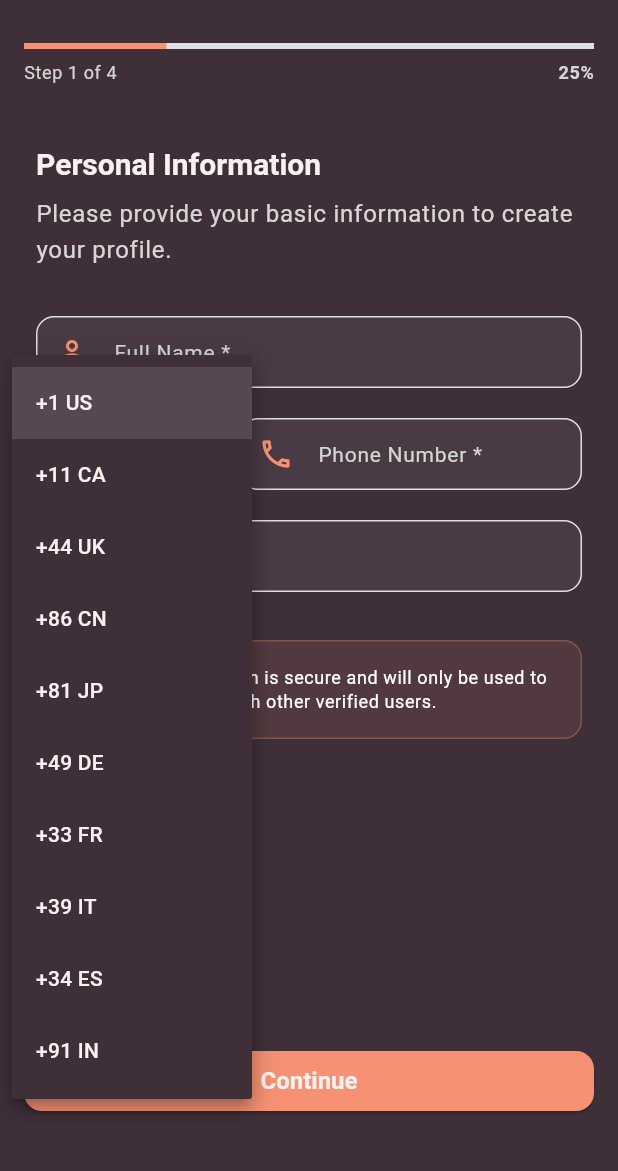
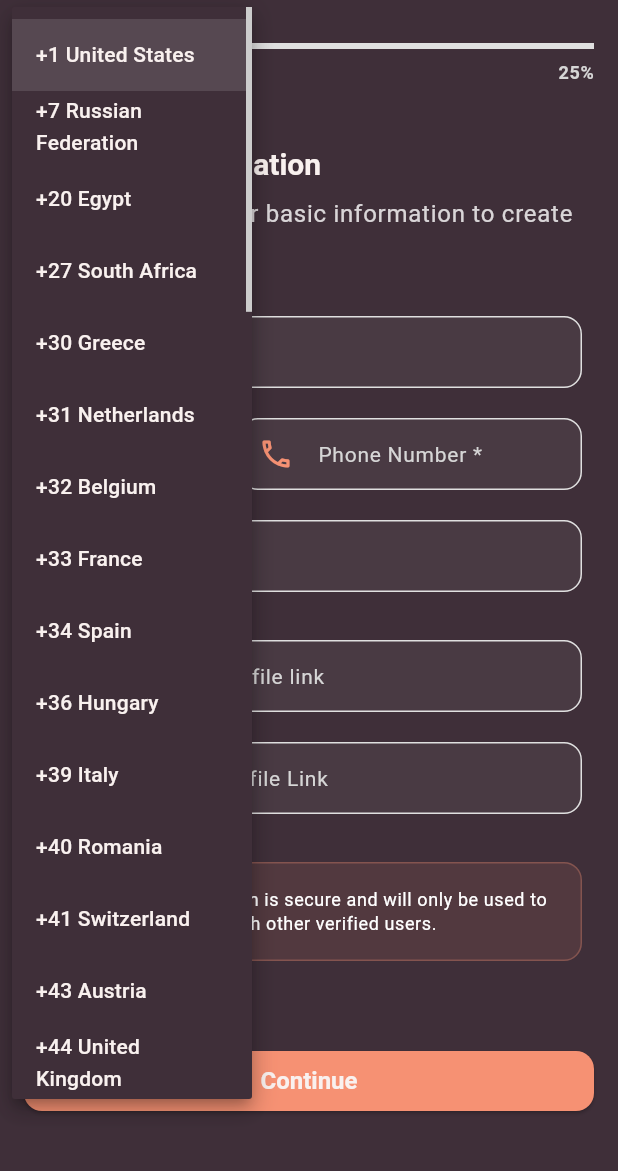
Before and after one commit to Sabari-nath-p/moms-milk-user, a Flutter app: the OnboardingScreen screen opened directly with empty values, after a tap on "Code", on a phone screen of 412 x 824 dp, the part 65-1236 px from its top. Run offline on Flutter 3.47's test engine with Material 3 defaults, Android fonts, the phone set to English and light mode, and no system bars; our stand-ins replace date_picker_timeline, firebase_core, firebase_messaging, fl_chart, get, shared_preferences and 1 more; missing offline and left inert: gauge_chart, linked_scroll_controller; accounts and stored records are empty; network calls fail; Roboto replaces fonts that are missing (Poppins).

Commit message:
release version 1.0.1

```diff
--- a/lib/Screens/HomeScreen/Controller/HomeController.dart
+++ b/lib/Screens/HomeScreen/Controller/HomeController.dart
@@ -33,6 +33,7 @@ class Homecontroller extends GetxController {
       method: Api.GET,
       onSuccess: (body) {
         myBabies.clear();
+        print(body.data);
         for (var data in body.data) {
           myBabies.add(BabyModel.fromJson(data));
         }
--- a/lib/Screens/OnboardingScreen/Controller/OnboardingController.dart
+++ b/lib/Screens/OnboardingScreen/Controller/OnboardingController.dart
@@ -47,6 +47,8 @@ class Onboardingcontroller extends GetxController {
   final emailController = TextEditingController();
   final phoneController = TextEditingController();
   final zipCodeController = TextEditingController();
+  final facebookLinkController = TextEditingController();
+  final instagramLinkController = TextEditingController();
   DateTime? babyDeliveryDate = null;
   String selectedCountryCode = "";
   UserType userType = UserType.buyer;
@@ -95,16 +97,60 @@ class Onboardingcontroller extends GetxController {
   }
 
   final List<Map<String, String>> countryCodes = [
-    {'code': '+1', 'country': 'US'},
-    {'code': '+11', 'country': 'CA'},
-    {'code': '+44', 'country': 'UK'},
-    {'code': '+86', 'country': 'CN'},
-    {'code': '+81', 'country': 'JP'},
-    {'code': '+49', 'country': 'DE'},
-    {'code': '+33', 'country': 'FR'},
-    {'code': '+39', 'country': 'IT'},
-    {'code': '+34', 'country': 'ES'},
-    {'code': '+91', 'country': 'IN'},
+    {"code": "+1", "country": "United States"},
+    {"code": "+7", "country": "Russian Federation"},
+    {"code": "+20", "country": "Egypt"},
+    {"code": "+27", "country": "South Africa"},
+    {"code": "+30", "country": "Greece"},
+    {"code": "+31", "country": "Netherlands"},
+    {"code": "+32", "country": "Belgium"},
+    {"code": "+33", "country": "France"},
+    {"code": "+34", "country": "Spain"},
+    {"code": "+36", "country": "Hungary"},
+    {"code": "+39", "country": "Italy"},
+    {"code": "+40", "country": "Romania"},
+    {"code": "+41", "country": "Switzerland"},
+    {"code": "+43", "country": "Austria"},
+    {"code": "+44", "country": "United Kingdom"},
+    {"code": "+45", "country": "Denmark"},
+    {"code": "+46", "country": "Sweden"},
+    {"code": "+47", "country": "Norway"},
+    {"code": "+48", "country": "Poland"},
+    {"code": "+49", "country": "Germany"},
+    {"code": "+51", "country": "Peru"},
+    {"code": "+52", "country": "Mexico"},
+    {"code": "+55", "country": "Brazil"},
+    {"code": "+60", "country": "Malaysia"},
+    {"code": "+61", "country": "Australia"},
+    {"code": "+62", "country": "Indonesia"},
+    {"code": "+63", "country": "Philippines"},
+    {"code": "+64", "country": "New Zealand"},
+    {"code": "+65", "country": "Singapore"},
+    {"code": "+66", "country": "Thailand"},
+    {"code": "+81", "country": "Japan"},
+    {"code": "+82", "country": "Korea, Republic of"},
+    {"code": "+84", "country": "Vietnam"},
+    {"code": "+86", "country": "China"},
+    {"code": "+90", "country": "Turkey"},
+    {"code": "+91", "country": "India"},
+    {"code": "+92", "country": "Pakistan"},
+    {"code": "+94", "country": "Sri Lanka"},
+    {"code": "+98", "country": "Iran"},
+    {"code": "+211", "country": "South Sudan"},
+    {"code": "+212", "country": "Morocco"},
+    {"code": "+213", "country": "Algeria"},
+    {"code": "+216", "country": "Tunisia"},
+    {"code": "+218", "country": "Libya"},
+    {"code": "+254", "country": "Kenya"},
+    {"code": "+255", "country": "Tanzania"},
+    {"code": "+256", "country": "Uganda"},
+    {"code": "+260", "country": "Zambia"},
+    {"code": "+263", "country": "Zimbabwe"},
+    {"code": "+265", "country": "Malawi"},
+    {"code": "+266", "country": "Lesotho"},
+    {"code": "+267", "country": "Botswana"},
+    {"code": "+268", "country": "Eswatini"},
+    {"code": "+269", "country": "Comoros"},
   ];
 
   void createUser() async {
@@ -120,6 +166,8 @@ class Onboardingcontroller extends GetxController {
         'zipcode': zipCodeController.text,
         'userType': userType.name.toUpperCase(),
         'description': '',
+        'instagramLink': instagramLinkController.text.trim(),
+        'facebookLink': facebookLinkController.text.trim(),
         'bloodGroup': '', //getBloodGroupText(seletecBloodGroup!!),
         if (userType == UserType.donor)
           'babyDeliveryDate': babyDeliveryDate!.toUtc().toString(),
@@ -235,19 +283,19 @@ class Onboardingcontroller extends GetxController {
 
   bool validateDonorDetails() {
     // Validate blood group selection
-    if (seletecBloodGroup == null) {
-      Get.snackbar('Validation Error', 'Please select your blood group');
-      return false;
-    }
+    // if (seletecBloodGroup == null) {
+    //   Get.snackbar('Validation Error', 'Please select your blood group');
+    //   return false;
+    // }
 
     // Validate donor qualities (at least one should be selected)
-    if (selectedQualities.isEmpty) {
-      Get.snackbar(
-        'Validation Error',
-        'Please select at least one donor quality',
-      );
-      return false;
-    }
+    // if (selectedQualities.isEmpty) {
+    //   Get.snackbar(
+    //     'Validation Error',
+    //     'Please select at least one donor quality',
+    //   );
+    //   return false;
+    // }
 
     // All donor validations passed
     return true;
--- a/lib/Screens/OnboardingScreen/Views/DonarDetailsStep.dart
+++ b/lib/Screens/OnboardingScreen/Views/DonarDetailsStep.dart
@@ -138,8 +138,8 @@ class DonarDetailsStep extends StatelessWidget {
                           getDonorQualityText(quality),
                           style: TextStyle(color: Colors.white),
                         ),
-                        subtitle: _getQualityDescription(quality),
 
+                        //   subtitle: _getQualityDescription(quality),
                         value: isSelected,
                         onChanged: (selected) {
                           if (selected ?? false)
--- a/lib/Screens/OnboardingScreen/Views/UserDetailsEntryView.dart
+++ b/lib/Screens/OnboardingScreen/Views/UserDetailsEntryView.dart
@@ -206,6 +206,63 @@ class UserDetailsStep extends StatelessWidget {
 
               const SizedBox(height: 32),
 
+              TextField(
+                controller: controller.facebookLinkController,
+                textInputAction: TextInputAction.next,
+                style: const TextStyle(fontSize: 16),
+                decoration: InputDecoration(
+                  labelText: 'Facebook Profile link',
+                  hintText: 'Enter your facebook profile link',
+                  prefixIcon: const Icon(Icons.person_outline),
+                  border: OutlineInputBorder(
+                    borderRadius: BorderRadius.circular(12),
+                  ),
+                  enabledBorder: OutlineInputBorder(
+                    borderRadius: BorderRadius.circular(12),
+                    borderSide: BorderSide(color: Colors.grey[300]!),
+                  ),
+                  focusedBorder: OutlineInputBorder(
+                    borderRadius: BorderRadius.circular(12),
+                    borderSide: BorderSide(
+                      color: Theme.of(context).colorScheme.primary,
+                      width: 2,
+                    ),
+                  ),
+                ),
+                // onChanged: (value) => controller.name.value = value,
+              ),
+
+              const SizedBox(height: 20),
+
+              TextField(
+                controller: controller.instagramLinkController,
+                textInputAction: TextInputAction.next,
+                style: const TextStyle(fontSize: 16),
+                decoration: InputDecoration(
+                  labelText: 'Instagran Profile Link',
+                  hintText: 'Enter you instagram profile link',
+                  prefixIcon: const Icon(Icons.person_outline),
+                  border: OutlineInputBorder(
+                    borderRadius: BorderRadius.circular(12),
+                  ),
+                  enabledBorder: OutlineInputBorder(
+                    borderRadius: BorderRadius.circular(12),
+                    borderSide: BorderSide(color: Colors.grey[300]!),
+                  ),
+                  focusedBorder: OutlineInputBorder(
+                    borderRadius: BorderRadius.circular(12),
+                    borderSide: BorderSide(
+                      color: Theme.of(context).colorScheme.primary,
+                      width: 2,
+                    ),
+                  ),
+                ),
+                // onChanged: (value) => controller.name.value = value,
+              ),
+
+              // ),
+              const SizedBox(height: 32),
+
               // Info Card
               Container(
                 padding: const EdgeInsets.all(16),
```
Also changed, not shown: lib/Screens/CreateBabyScreen/CreateBabyScreen.dart (+5 -7 lines), lib/Screens/ProfileScreen/ProfileScreen.dart (+88 -5 lines), 5 other files.
